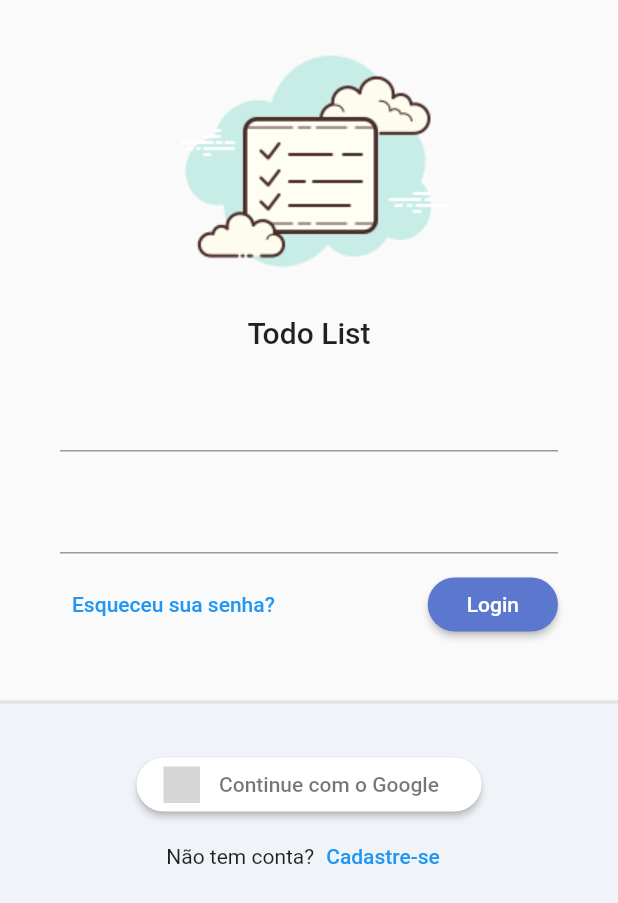
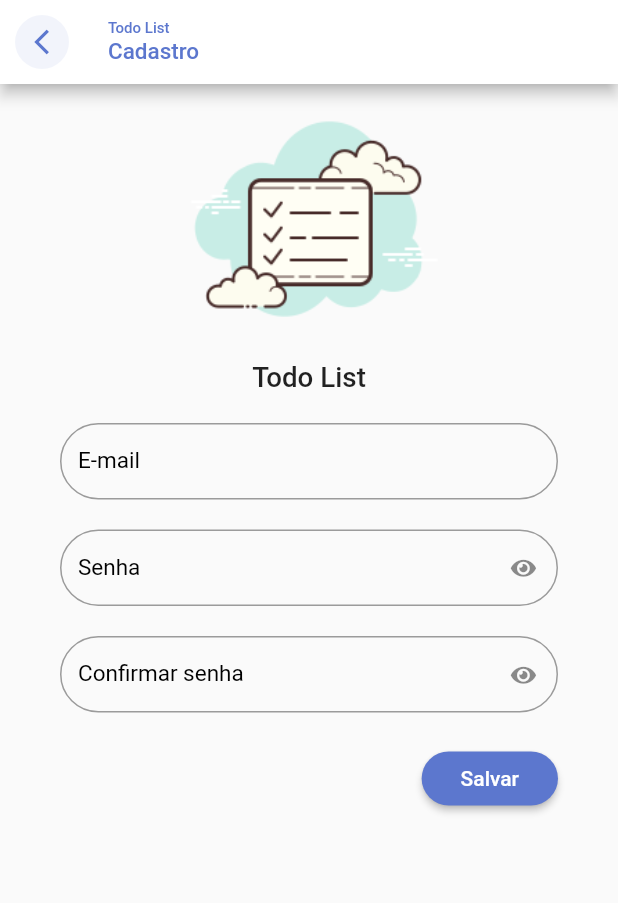
Before and after one commit to SergioRicardoRT/todo_list, a Flutter app: the screen it shows after launch, after a tap on "Cadastre-se", on a phone screen of 412 x 824 dp. Shown: the top 903 px of the screen. Run offline on Flutter 3.47's test engine with Material 2 defaults, Android fonts, the phone set to English and light mode, and no system bars; our stand-ins replace flutter_signin_button, google_fonts, sqflite, sqflite_common, synchronized; accounts and stored records are empty; Roboto replaces fonts that are missing (Mandali); grey boxes are pictures that could not be loaded.

Commit message:
register

```diff
--- /dev/null
+++ b/lib/app/core/ui/todo_list_icons.dart
@@ -0,0 +1,30 @@
+/// Flutter icons TodoListIcons
+/// Copyright (C) 2022 by original authors @ fluttericon.com, fontello.com
+/// This font was generated by FlutterIcon.com, which is derived from Fontello.
+///
+/// To use this font, place it in your fonts/ directory and include the
+/// following in your pubspec.yaml
+///
+/// flutter:
+///   fonts:
+///    - family:  TodoListIcons
+///      fonts:
+///       - asset: fonts/TodoListIcons.ttf
+///
+///
+/// * Font Awesome 5, Copyright (C) 2016 by Dave Gandy
+///         Author:    Dave Gandy
+///         License:   SIL (https://github.com/FortAwesome/Font-Awesome/blob/master/LICENSE.txt)
+///         Homepage:  http://fortawesome.github.com/Font-Awesome/
+///
+import 'package:flutter/widgets.dart';
+
+class TodoListIcons {
+  TodoListIcons._();
+
+  static const _kFontFam = 'TodoListIcons';
+  static const String? _kFontPkg = null;
+
+  static const IconData eye = IconData(0xf06e, fontFamily: _kFontFam, fontPackage: _kFontPkg);
+  static const IconData eye_slash = IconData(0xf070, fontFamily: _kFontFam, fontPackage: _kFontPkg);
+}
--- /dev/null
+++ b/lib/app/core/widget/todo_list_field.dart
@@ -0,0 +1,62 @@
+import 'package:flutter/material.dart';
+import 'package:todo_list_provider/app/core/ui/todo_list_icons.dart';
+
+class TodoListField extends StatelessWidget {
+  final String label;
+  final IconButton? suffixIconButton;
+  final bool obscureText;
+  final ValueNotifier<bool> obscureTextVN;
+  final TextEditingController? controller;
+  final FormFieldValidator<String>? validator;
+
+  TodoListField({
+    Key? key,
+    required this.label,
+    this.obscureText = false,
+    this.suffixIconButton,
+    this.controller,
+    this.validator,
+  })  : assert(obscureText ? suffixIconButton == null : true,
+            'ObscureText não pode ser enviado em conjunto com suffixIconButton.'),
+        obscureTextVN = ValueNotifier(obscureText),
+        super(key: key);
+
+  @override
+  Widget build(BuildContext context) {
+    return ValueListenableBuilder<bool>(
+      valueListenable: obscureTextVN,
+      builder: (_, obscureTextValue, child) {
+        return TextFormField(
+          controller: controller,
+          validator: validator,
+          obscureText: obscureTextValue,
+          decoration: InputDecoration(
+            suffixIcon: suffixIconButton ??
+                (obscureText
+                    ? IconButton(
+                        onPressed: () {
+                          obscureTextVN.value = !obscureTextValue;
+                        },
+                        icon: Icon(
+                          !obscureTextValue
+                              ? TodoListIcons.eye_slash
+                              : TodoListIcons.eye,
+                          size: 15,
+                        ))
+                    : null),
+            isDense: true,
+            labelText: label,
+            labelStyle: const TextStyle(fontSize: 15, color: Colors.black),
+            border: OutlineInputBorder(
+              borderRadius: BorderRadius.circular(30),
+            ),
+            errorBorder: OutlineInputBorder(
+              borderRadius: BorderRadius.circular(30),
+              borderSide: const BorderSide(color: Colors.red),
+            ),
+          ),
+        );
+      },
+    );
+  }
+}
--- a/lib/app/modules/auth/auth_module.dart
+++ b/lib/app/modules/auth/auth_module.dart
@@ -2,6 +2,8 @@ import 'package:provider/provider.dart';
 import 'package:todo_list_provider/app/core/modules/todo_list_module.dart';
 import 'package:todo_list_provider/app/modules/auth/login/login_controller.dart';
 import 'package:todo_list_provider/app/modules/auth/login/login_page.dart';
+import 'package:todo_list_provider/app/modules/auth/register/register_controller.dart';
+import 'package:todo_list_provider/app/modules/auth/register/register_page.dart';
 
 class AuthModule extends TodoListModule {
   AuthModule()
@@ -9,7 +11,11 @@ class AuthModule extends TodoListModule {
           ChangeNotifierProvider(
             create: (_) => LoginController(),
           ),
+          ChangeNotifierProvider(
+            create: (_) => RegisterController(),
+          ),
         ], routes: {
           '/login': (context) => const LoginPage(),
+          '/register': (context) => const RegisterPage(),
         });
 }
--- a/lib/app/modules/auth/login/login_page.dart
+++ b/lib/app/modules/auth/login/login_page.dart
@@ -1,6 +1,7 @@
 import 'package:flutter/material.dart';
 import 'package:flutter_signin_button/button_list.dart';
 import 'package:flutter_signin_button/button_view.dart';
+import 'package:todo_list_provider/app/core/widget/todo_list_field.dart';
 import 'package:todo_list_provider/app/core/widget/todo_list_logo.dart';
 
 class LoginPage extends StatelessWidget {
@@ -30,11 +31,16 @@ class LoginPage extends StatelessWidget {
                     child: Form(
                         child: Column(
                       children: [
-                        TextFormField(),
+                        TodoListField(
+                          label: 'E-mail',
+                        ),
                         const SizedBox(
                           height: 20,
                         ),
-                        TextFormField(),
+                        TodoListField(
+                          label: 'Senha',
+                          obscureText: true,
+                        ),
                         const SizedBox(
                           height: 10,
                         ),
@@ -66,7 +72,7 @@ class LoginPage extends StatelessWidget {
                   Expanded(
                     child: Container(
                       decoration: BoxDecoration(
-                        color: Color(0xfff0f3f7),
+                        color: const Color(0xfff0f3f7),
                         border: Border(
                           top: BorderSide(
                             width: 2,
@@ -93,7 +99,9 @@ class LoginPage extends StatelessWidget {
                             children: [
                               const Text('Não tem conta?'),
                               TextButton(
-                                onPressed: () {},
+                                onPressed: () {
+                                  Navigator.of(context).pushNamed('/register');
+                                },
                                 child: const Text('Cadastre-se'),
                               )
                             ],
--- /dev/null
+++ b/lib/app/modules/auth/register/register_controller.dart
@@ -0,0 +1,5 @@
+import 'package:flutter/material.dart';
+
+class RegisterController extends ChangeNotifier {
+
+}
--- /dev/null
+++ b/lib/app/modules/auth/register/register_page.dart
@@ -0,0 +1,83 @@
+import 'package:flutter/material.dart';
+import 'package:todo_list_provider/app/core/ui/theme_extension.dart';
+import 'package:todo_list_provider/app/core/widget/todo_list_field.dart';
+import 'package:todo_list_provider/app/core/widget/todo_list_logo.dart';
+
+class RegisterPage extends StatelessWidget {
+  const RegisterPage({Key? key}) : super(key: key);
+
+  @override
+  Widget build(BuildContext context) {
+    return Scaffold(
+      appBar: AppBar(
+        backgroundColor: Colors.white,
+        automaticallyImplyLeading: false,
+        title: Column(
+          crossAxisAlignment: CrossAxisAlignment.start,
+          children: [
+            Text(
+              'Todo List',
+              style: TextStyle(fontSize: 10, color: context.primaryColor),
+            ),
+            Text(
+              'Cadastro',
+              style: TextStyle(fontSize: 15, color: context.primaryColor),
+            ),
+          ],
+        ),
+        leading: IconButton(
+          onPressed: () => Navigator.pop(context),
+          icon: ClipOval(
+            child: Container(
+              color: context.primaryColor.withAlpha(20),
+              padding: const EdgeInsets.all(8),
+              child: Icon(
+                Icons.arrow_back_ios_outlined,
+                size: 20,
+                color: context.primaryColor,
+              ),
+            ),
+          ),
+        ),
+      ),
+      body: ListView(
+        children: [
+          Container(
+            height: MediaQuery.of(context).size.width * 0.5,
+            child: const FittedBox(
+              fit: BoxFit.fitHeight,
+              child: TodoListLogo(),
+            ),
+          ),
+          Form(
+              child: Padding(
+            padding: const EdgeInsets.symmetric(vertical: 20, horizontal: 40),
+            child: Column(
+              children: [
+                TodoListField(label: 'E-mail'),
+                const SizedBox(height: 20),
+                TodoListField(label: 'Senha', obscureText: true),
+                const SizedBox(height: 20),
+                TodoListField(label: 'Confirmar senha', obscureText: true),
+                const SizedBox(height: 20),
+                Align(alignment: Alignment.bottomRight,
+                  child: ElevatedButton(
+                    onPressed: () {},
+                    style: ElevatedButton.styleFrom(
+                      shape: RoundedRectangleBorder(
+                          borderRadius: BorderRadius.circular(20)),
+                    ),
+                    child: const Padding(
+                      padding: EdgeInsets.all(10.0),
+                      child: Text('Salvar'),
+                    ),
+                  ),
+                ),
+              ],
+            ),
+          ))
+        ],
+      ),
+    );
+  }
+}
```
Also changed, not shown: pubspec.yaml (+4 -4 lines), assets/fonts/TodoListIcons.ttf (added), 1 other file.
